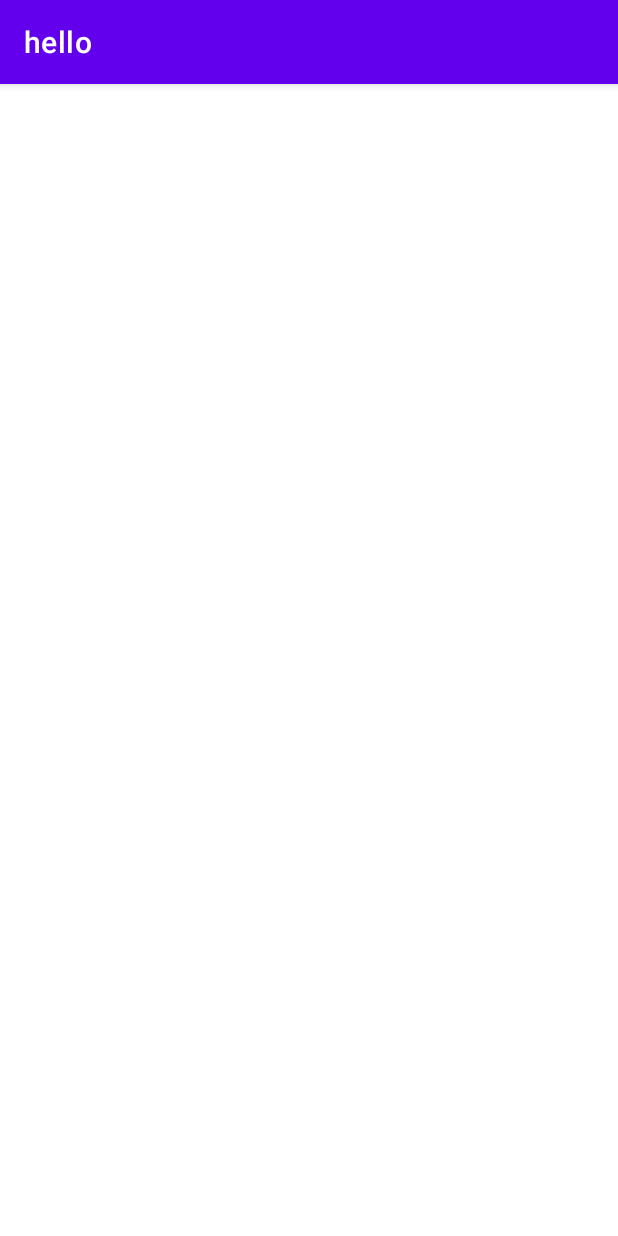
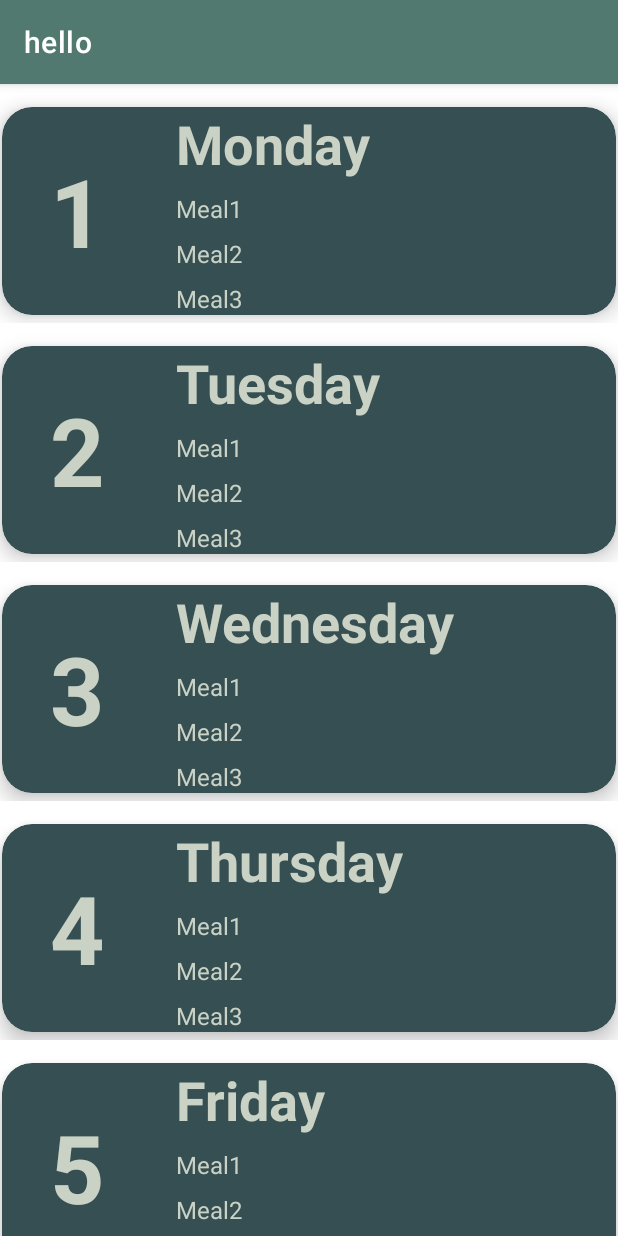
Before and after one commit to Merchant151/HelloAndroid, an Android app: the screen it shows after launch (MainActivity), on a phone screen of 412 x 824 dp. Run offline under Robolectric (Android 15) with nearby library versions, the phone set to English and light mode, and no system bars.

Commit message:
RecyclerView model functional for 31 day calandar

```diff
--- a/app/src/main/java/com/example/hello/MainActivity.java
+++ b/app/src/main/java/com/example/hello/MainActivity.java
@@ -1,7 +1,10 @@
 package com.example.hello;
 
 import androidx.appcompat.app.AppCompatActivity;
-import android.support.*;
+import androidx.recyclerview.widget.LinearLayoutManager;
+import androidx.recyclerview.widget.RecyclerView;
+
+//import android.support.*;
 import android.os.Bundle;
 
 import java.util.ArrayList;
@@ -13,5 +16,28 @@ public class MainActivity extends AppCompatActivity {
     protected void onCreate(Bundle savedInstanceState) {
         super.onCreate(savedInstanceState);
         setContentView(R.layout.activity_main);
+
+        RecyclerView recyclerView = findViewById(R.id.mainList);
+
+        setupDayModels();
+
+        day_recycler_adapter adapter = new day_recycler_adapter(this,dayModels);
+        recyclerView.setAdapter(adapter);
+        recyclerView.setLayoutManager(new LinearLayoutManager(this));
+    }
+
+    private void setupDayModels(){
+        //to set up the model we create an array of all of the values for each of the list items
+        String[] days = getResources().getStringArray(R.array.test_month);
+        String[] dow = getResources().getStringArray(R.array.DOW);
+
+        int count = 0;
+        for (int i = 0; i < days.length; i ++){
+            dayModels.add(new dayModel(days[i],dow[count]));
+            count++;
+            if (count == 7){
+                count = 0;
+            }
+        }
     }
 }
--- a/app/src/main/java/com/example/hello/dayModel.java
+++ b/app/src/main/java/com/example/hello/dayModel.java
@@ -17,6 +17,15 @@ public class dayModel {
         this.mealOne = mealOne;
         MealTwo = mealTwo;
         MealThree = mealThree;
+    }
+
+    public dayModel(String number,String day){
+        this.number = number;
+        this.Day = day;
+        this.mealList = new ArrayList<String>();
+        this.mealOne = "Meal1";
+        this.MealTwo = "Meal2";
+        this.MealThree = "Meal3";
     }
 
     public String getNumber() {
--- /dev/null
+++ b/app/src/main/java/com/example/hello/day_recycler_adapter.java
@@ -0,0 +1,67 @@
+package com.example.hello;
+
+import android.content.Context;
+import android.view.LayoutInflater;
+import android.view.View;
+import android.view.ViewGroup;
+import android.widget.ImageView;
+import android.widget.TextView;
+
+import androidx.annotation.NonNull;
+import androidx.recyclerview.widget.RecyclerView;
+
+import java.util.ArrayList;
+
+public class day_recycler_adapter extends RecyclerView.Adapter<day_recycler_adapter.MyViewHolder>{
+
+    Context context;
+    ArrayList<dayModel> dayModels;
+
+    public day_recycler_adapter(Context context, ArrayList<dayModel> dayModels){
+        this.context = context;
+        this.dayModels = dayModels;
+
+    }
+
+    @NonNull
+    @Override
+    public day_recycler_adapter.MyViewHolder onCreateViewHolder(@NonNull ViewGroup parent, int viewType) {
+        //inflate the layout give look to each of the rows
+        LayoutInflater inflater = LayoutInflater.from(context);
+        View view = inflater.inflate(R.layout.day_view_row,parent,false);
+        return new day_recycler_adapter.MyViewHolder(view);
+    }
+
+    @Override
+    public void onBindViewHolder(@NonNull day_recycler_adapter.MyViewHolder holder, int position) {
+        //assigning values to each row
+        //based on the position of each value
+        holder.number.setText(dayModels.get(position).getNumber());
+        holder.day.setText(dayModels.get(position).getDay());
+        holder.meal1.setText(dayModels.get(position).getMealOne());
+        holder.meal2.setText(dayModels.get(position).getMealTwo());
+        holder.meal3.setText(dayModels.get(position).getMealThree());
+
+    }
+
+    @Override
+    public int getItemCount() {
+        //shows how many items exist in total
+        return dayModels.size();
+    }
+
+    public static class MyViewHolder extends RecyclerView.ViewHolder{
+        //works like an oncreate meothod grabs views from recycler view row layout file
+        TextView number,day,meal1,meal2,meal3;
+
+        public MyViewHolder(@NonNull View itemView) {
+            super(itemView);
+
+            number = itemView.findViewById(R.id.dayNumber);
+            day = itemView.findViewById(R.id.dayName);
+            meal1 = itemView.findViewById(R.id.meal1);
+            meal2 = itemView.findViewById(R.id.meal2);
+            meal3 = itemView.findViewById(R.id.meal3);
+        }
+    }
+}
--- a/app/src/main/res/layout/day_view_row.xml
+++ b/app/src/main/res/layout/day_view_row.xml
@@ -3,7 +3,7 @@
     xmlns:app="http://schemas.android.com/apk/res-auto"
     xmlns:tools="http://schemas.android.com/tools"
     android:layout_width="match_parent"
-    android:layout_height="match_parent">
+    android:layout_height="wrap_content">
 
     <androidx.cardview.widget.CardView
         android:layout_width="409dp"
@@ -31,8 +31,9 @@
                 android:padding="5dp"
                 android:text="TextView"
                 android:textColor="@color/a"
-                android:textSize="36sp"
+                android:textSize="63sp"
                 android:textStyle="bold"
+                android:gravity="center"
                 app:layout_constraintBottom_toBottomOf="parent"
                 app:layout_constraintStart_toStartOf="parent"
                 app:layout_constraintTop_toTopOf="parent" />
--- a/app/src/main/res/values/themes.xml
+++ b/app/src/main/res/values/themes.xml
@@ -2,15 +2,15 @@
     <!-- Base application theme. -->
     <style name="Theme.Hello" parent="Theme.MaterialComponents.DayNight.DarkActionBar">
         <!-- Primary brand color. -->
-        <item name="colorPrimary">@color/purple_500</item>
+        <item name="colorPrimary">@color/c</item>
         <item name="colorPrimaryVariant">@color/purple_700</item>
-        <item name="colorOnPrimary">@color/white</item>
+        <item name="colorOnPrimary">@color/a</item>
         <!-- Secondary brand color. -->
         <item name="colorSecondary">@color/teal_200</item>
         <item name="colorSecondaryVariant">@color/teal_700</item>
         <item name="colorOnSecondary">@color/black</item>
         <!-- Status bar color. -->
-        <item name="android:statusBarColor">?attr/colorPrimaryVariant</item>
+        <item name="android:statusBarColor">@color/e</item>
         <!-- Customize your theme here. -->
     </style>
 </resources>
```
